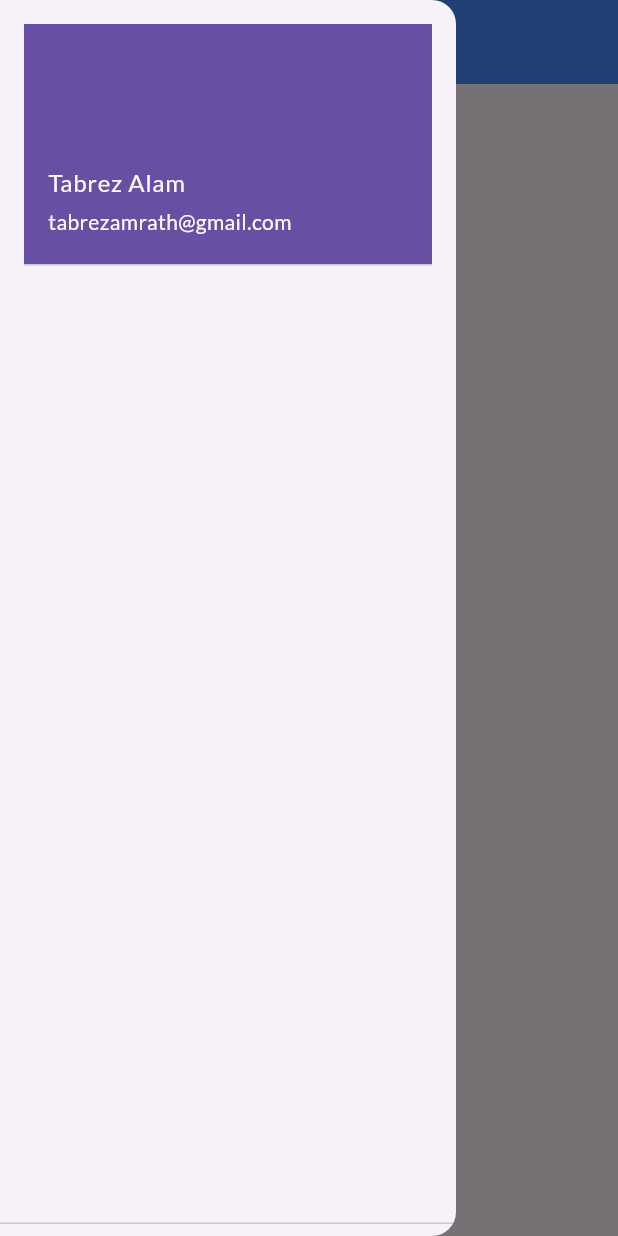
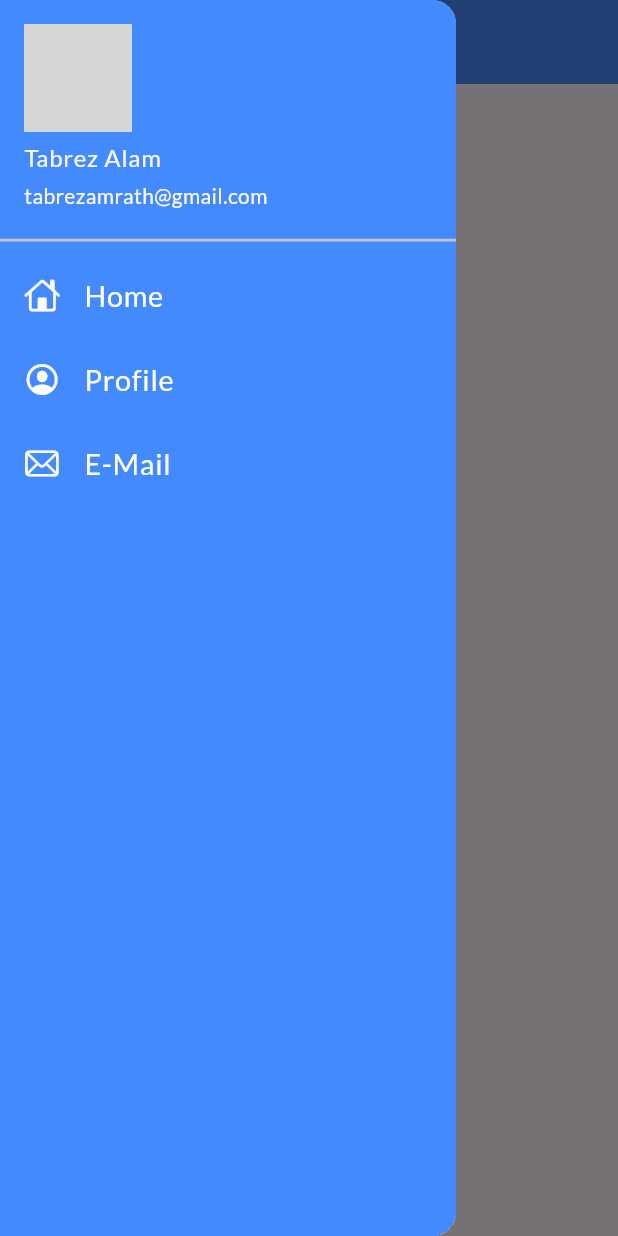
Before and after one commit to itstabrez/Flutter-learning, a Flutter app: the screen it shows after launch, with the side drawer open, on a phone screen of 412 x 824 dp. Run offline on Flutter 3.47's test engine with Material 3 defaults, Android fonts, the phone set to English and light mode, and no system bars; our stand-ins replace google_fonts; network calls fail; grey boxes are pictures that could not be loaded.

Commit message:
Customizing Drawer

```diff
--- a/lib/pages/home_page.dart
+++ b/lib/pages/home_page.dart
@@ -14,7 +14,7 @@ class HomePage extends StatelessWidget {
       body: const Center(
         child: Text("Catalogue App Interface"),
       ),
-      drawer: const MyDrawer(),
+      drawer: MyDrawer(),
     );
   }
 }
--- a/lib/widgets/drawer_page.dart
+++ b/lib/widgets/drawer_page.dart
@@ -1,3 +1,4 @@
+import 'package:flutter/cupertino.dart';
 import 'package:flutter/material.dart';
 
 class MyDrawer extends StatelessWidget {
@@ -5,15 +6,63 @@ class MyDrawer extends StatelessWidget {
 
   @override
   Widget build(BuildContext context) {
-    return const Drawer(
-      child: DrawerHeader(
-          child: ListBody(
-        children: [
-          UserAccountsDrawerHeader(
-              accountName: Text("Tabrez Alam"),
-              accountEmail: Text("tabrezamrath@gmail.com"))
-        ],
-      )),
+    const imageUrl =
+        "https://encrypted-tbn0.gstatic.com/images?q=tbn:ANd9GcQ4snbnMJIIQHOjTUqsKKNP6U4g9x7DFPgwX-tuXN-xaA&s";
+    return Drawer(
+      child: Container(
+        color: Colors.blueAccent,
+        child: ListView(
+          padding: EdgeInsets.zero,
+          children: const [
+            DrawerHeader(
+              decoration: BoxDecoration(),
+              padding: EdgeInsets.zero,
+              child: UserAccountsDrawerHeader(
+                margin: EdgeInsets.zero,
+                decoration: BoxDecoration(color: Colors.blueAccent),
+                accountName: Text("Tabrez Alam"),
+                accountEmail: Text("tabrezamrath@gmail.com"),
+                currentAccountPicture: CircleAvatar(
+                  backgroundImage: NetworkImage(imageUrl),
+                ),
+              ),
+            ),
+            ListTile(
+              leading: Icon(
+                CupertinoIcons.home,
+                color: Colors.white,
+              ),
+              title: Text(
+                "Home",
+                textScaler: TextScaler.linear(1.2),
+                style: TextStyle(color: Colors.white),
+              ),
+            ),
+            ListTile(
+              leading: Icon(
+                CupertinoIcons.profile_circled,
+                color: Colors.white,
+              ),
+              title: Text(
+                "Profile",
+                textScaler: TextScaler.linear(1.2),
+                style: TextStyle(color: Colors.white),
+              ),
+            ),
+            ListTile(
+              leading: Icon(
+                CupertinoIcons.mail,
+                color: Colors.white,
+              ),
+              title: Text(
+                "E-Mail",
+                textScaler: TextScaler.linear(1.2),
+                style: TextStyle(color: Colors.white),
+              ),
+            )
+          ],
+        ),
+      ),
     );
   }
 }
```
